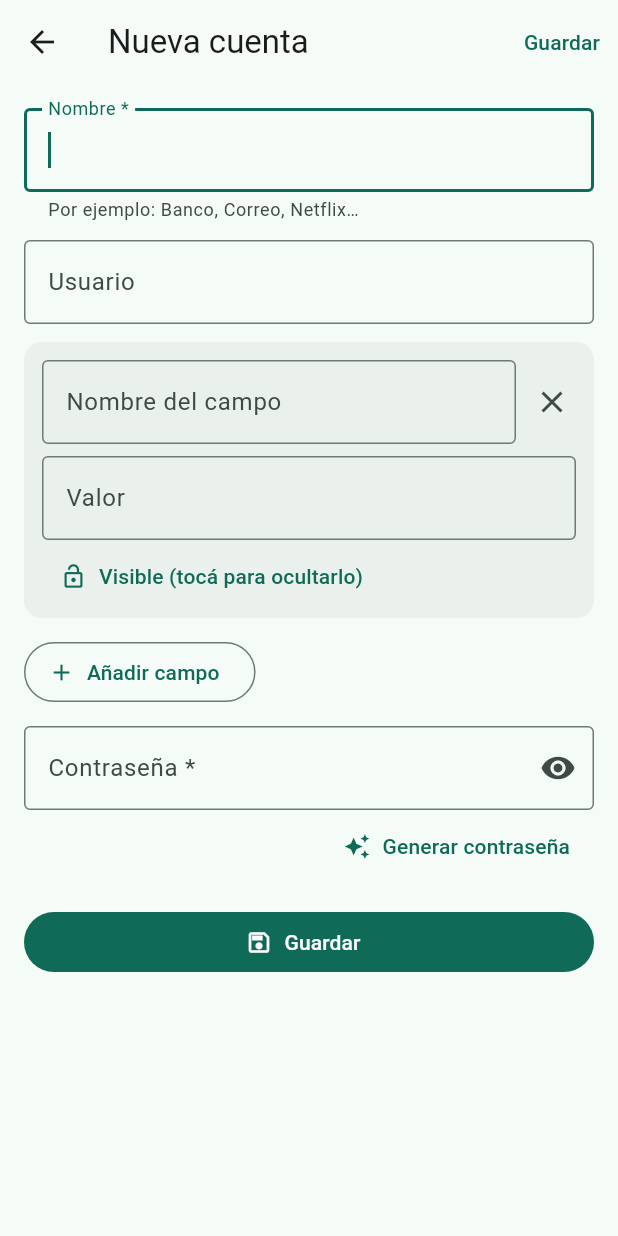
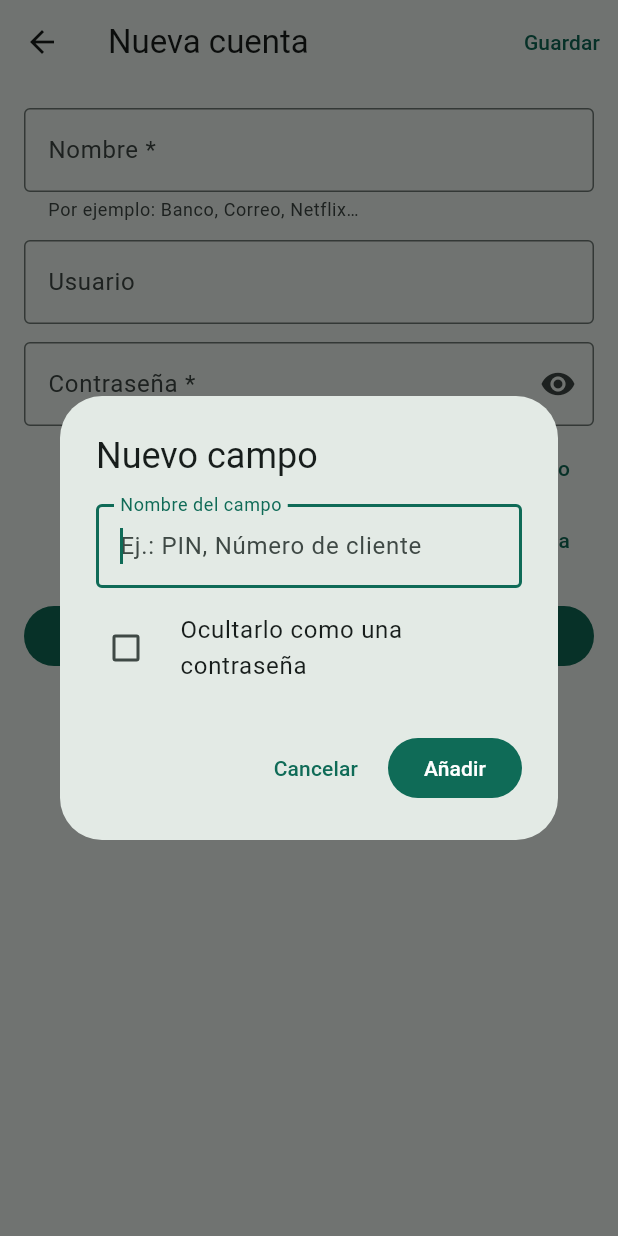
Before and after one commit to gmatiascr62/cassaforte, a Flutter app: the EntryFormScreen screen opened directly, after a tap on "Añadir campo", on a phone screen of 412 x 824 dp. Run offline on Flutter 3.47's test engine with Material 3 defaults, Android fonts, the phone set to English and light mode, and no system bars; missing offline and left inert: cryptography.

Commit message:
Añadir campo: alerta con el nombre y campo con el mismo estilo
- «Añadir campo» va a la derecha, debajo de la contraseña y encima de
  «Generar contraseña»
- Al tocarlo, una alerta pide el nombre del campo (y si se oculta como
  una contraseña); el campo aparece vacío entre el usuario y la contraseña
- Los campos extra tienen el mismo estilo que Usuario y Contraseña, con
  su nombre como etiqueta y botones para mostrar y quitar
- Quitar un campo con contenido pide confirmación

Co-Authored-By: Claude Opus 5.5 <noreply@anthropic.com>
Claude-Session: https://claude.ai/code/session_01RJKzqqSbqJniM8aHxbQbvq

```diff
--- a/lib/src/ui/screens/entry_form_screen.dart
+++ b/lib/src/ui/screens/entry_form_screen.dart
@@ -18,22 +18,18 @@ class EntryFormScreen extends StatefulWidget {
   State<EntryFormScreen> createState() => _EntryFormScreenState();
 }
 
-/// Controladores de un campo adicional.
+/// Un campo adicional: su nombre (elegido al añadirlo) y su valor.
 class _ExtraField {
-  _ExtraField({String label = '', String value = '', this.hidden = false})
-    : label = TextEditingController(text: label),
-      value = TextEditingController(text: value);
+  _ExtraField({required this.label, String value = '', this.hidden = false})
+    : value = TextEditingController(text: value);
 
   final Key key = UniqueKey();
-  final TextEditingController label;
+  final String label;
   final TextEditingController value;
-  bool hidden;
+  final bool hidden;
   bool revealed = false;
 
   void dispose() {
-    label
-      ..clear()
-      ..dispose();
     value
       ..clear()
       ..dispose();
@@ -89,9 +85,42 @@ class _EntryFormScreenState extends State<EntryFormScreen> {
     super.dispose();
   }
 
-  void _addField() {
+  /// Pide el nombre del campo y lo añade vacío, antes de la contraseña.
+  Future<void> _addField() async {
     AppScope.read(context).session.registerActivity();
-    setState(() => _extras.add(_ExtraField()));
+    final result = await showDialog<({String label, bool hidden})>(
+      context: context,
+      builder: (_) => const _NewFieldDialog(),
+    );
+    if (result == null || !mounted) return;
+    setState(
+      () =>
+          _extras.add(_ExtraField(label: result.label, hidden: result.hidden)),
+    );
+  }
+
+  Future<void> _confirmRemove(_ExtraField field) async {
+    if (field.value.text.isNotEmpty) {
+      final ok = await showDialog<bool>(
+        context: context,
+        builder: (context) => AlertDialog(
+          title: Text('¿Quitar «${field.label}»?'),
+          content: const Text('Se borrará lo que escribiste en este campo.'),
+          actions: [
+            TextButton(
+              onPressed: () => Navigator.of(context).pop(false),
+              child: const Text('Cancelar'),
+            ),
+            FilledButton(
+              onPressed: () => Navigator.of(context).pop(true),
+              child: const Text('Quitar'),
+            ),
+          ],
+        ),
+      );
+      if (ok != true || !mounted) return;
+    }
+    _removeField(field);
   }
 
   void _removeField(_ExtraField field) {
@@ -112,12 +141,8 @@ class _EntryFormScreenState extends State<EntryFormScreen> {
 
   List<CustomField> _collectFields() => [
     for (final f in _extras)
-      if (f.label.text.trim().isNotEmpty || f.value.text.isNotEmpty)
-        CustomField(
-          label: f.label.text.trim(),
-          value: f.value.text,
-          hidden: f.hidden,
-        ),
+      if (f.value.text.isNotEmpty)
+        CustomField(label: f.label, value: f.value.text, hidden: f.hidden),
   ];
 
   Future<void> _save() async {
@@ -157,71 +182,36 @@ class _EntryFormScreenState extends State<EntryFormScreen> {
     }
   }
 
+  /// Mismo estilo que «Usuario» y «Contraseña»; el nombre del campo es su
+  /// etiqueta. A la derecha: mostrar (si es oculto) y quitar.
   Widget _extraFieldEditor(_ExtraField field) {
-    final theme = Theme.of(context);
-    return Card(
+    return Padding(
       key: field.key,
-      elevation: 0,
-      margin: const EdgeInsets.only(bottom: 12),
-      color: theme.colorScheme.surfaceContainerHighest.withValues(alpha: 0.5),
-      child: Padding(
-        padding: const EdgeInsets.fromLTRB(12, 12, 4, 4),
-        child: Column(
-          crossAxisAlignment: CrossAxisAlignment.stretch,
+      padding: const EdgeInsets.only(bottom: 12),
+      child: SecureTextField(
+        controller: field.value,
+        label: field.label,
+        obscure: field.hidden && !field.revealed,
+        monospace: field.hidden && field.revealed,
+        textInputAction: TextInputAction.next,
+        suffix: Row(
+          mainAxisSize: MainAxisSize.min,
           children: [
-            Row(
-              children: [
-                Expanded(
-                  child: SecureTextField(
-                    controller: field.label,
-                    label: 'Nombre del campo',
-                    textInputAction: TextInputAction.next,
-                    validator: (v) =>
-                        (v ?? '').trim().isEmpty && field.value.text.isNotEmpty
-                        ? 'Ponele un nombre (ej.: PIN).'
-                        : null,
-                  ),
+            if (field.hidden)
+              IconButton(
+                tooltip: field.revealed
+                    ? 'Ocultar ${field.label}'
+                    : 'Mostrar ${field.label}',
+                icon: Icon(
+                  field.revealed ? Icons.visibility_off : Icons.visibility,
                 ),
-                IconButton(
-                  tooltip: 'Quitar campo',
-                  icon: const Icon(Icons.close),
-                  onPressed: () => _removeField(field),
-                ),
-              ],
-            ),
-            const SizedBox(height: 8),
-            Padding(
-              padding: const EdgeInsets.only(right: 8),
-              child: SecureTextField(
-                controller: field.value,
-                label: 'Valor',
-                obscure: field.hidden && !field.revealed,
-                textInputAction: TextInputAction.next,
-                suffix: field.hidden
-                    ? VisibilityToggle(
-                        visible: field.revealed,
-                        onChanged: (v) => setState(() => field.revealed = v),
-                      )
-                    : null,
+                onPressed: () =>
+                    setState(() => field.revealed = !field.revealed),
               ),
-            ),
-            Align(
-              alignment: Alignment.centerLeft,
-              child: TextButton.icon(
-                onPressed: () => setState(() {
-                  field.hidden = !field.hidden;
-                  field.revealed = false;
-                }),
-                icon: Icon(
-                  field.hidden ? Icons.lock_outline : Icons.lock_open_outlined,
-                  size: 18,
-                ),
-                label: Text(
-                  field.hidden
-                      ? 'Oculto como una contraseña'
-                      : 'Visible (tocá para ocultarlo)',
-                ),
-              ),
+            IconButton(
+              tooltip: 'Quitar ${field.label}',
+              icon: const Icon(Icons.close),
+              onPressed: () => _confirmRemove(field),
             ),
           ],
         ),
@@ -276,15 +266,6 @@ class _EntryFormScreenState extends State<EntryFormScreen> {
                       ),
                       const SizedBox(height: 12),
                       for (final field in _extras) _extraFieldEditor(field),
-                      Align(
-                        alignment: Alignment.centerLeft,
-                        child: OutlinedButton.icon(
-                          onPressed: _addField,
-                          icon: const Icon(Icons.add),
-                          label: const Text('Añadir campo'),
-                        ),
-                      ),
-                      const SizedBox(height: 12),
                       SecureTextField(
                         controller: _password,
                         label: 'Contraseña *',
@@ -299,12 +280,23 @@ class _EntryFormScreenState extends State<EntryFormScreen> {
                           onChanged: (v) => setState(() => _visible = v),
                         ),
                       ),
+                      const SizedBox(height: 4),
                       Align(
                         alignment: Alignment.centerRight,
-                        child: TextButton.icon(
-                          onPressed: _generate,
-                          icon: const Icon(Icons.auto_awesome),
-                          label: const Text('Generar contraseña'),
+                        child: Column(
+                          crossAxisAlignment: CrossAxisAlignment.end,
+                          children: [
+                            TextButton.icon(
+                              onPressed: _addField,
+                              icon: const Icon(Icons.add),
+                              label: const Text('Añadir campo'),
+                            ),
+                            TextButton.icon(
+                              onPressed: _generate,
+                              icon: const Icon(Icons.auto_awesome),
+                              label: const Text('Generar contraseña'),
+                            ),
+                          ],
                         ),
                       ),
                       const SizedBox(height: 16),
@@ -324,3 +316,75 @@ class _EntryFormScreenState extends State<EntryFormScreen> {
     );
   }
 }
+
+/// Alerta que pide el nombre del campo nuevo.
+class _NewFieldDialog extends StatefulWidget {
+  const _NewFieldDialog();
+
+  @override
+  State<_NewFieldDialog> createState() => _NewFieldDialogState();
+}
+
+class _NewFieldDialogState extends State<_NewFieldDialog> {
+  final _name = TextEditingController();
+  bool _hidden = false;
+  String? _error;
+
+  @override
+  void dispose() {
+    _name.dispose();
+    super.dispose();
+  }
+
+  void _submit() {
+    final name = _name.text.trim();
+    if (name.isEmpty) {
+      setState(() => _error = 'Escribí un nombre.');
+      return;
+    }
+    Navigator.of(context).pop((label: name, hidden: _hidden));
+  }
+
+  @override
+  Widget build(BuildContext context) {
+    return AlertDialog(
+      title: const Text('Nuevo campo'),
+      content: Column(
+        mainAxisSize: MainAxisSize.min,
+        crossAxisAlignment: CrossAxisAlignment.stretch,
+        children: [
+          TextField(
+            controller: _name,
+            autofocus: true,
+            autocorrect: false,
+            enableIMEPersonalizedLearning: false,
+            textCapitalization: TextCapitalization.sentences,
+            textInputAction: TextInputAction.done,
+            onSubmitted: (_) => _submit(),
+            decoration: InputDecoration(
+              labelText: 'Nombre del campo',
+              hintText: 'Ej.: PIN, Número de cliente',
+              errorText: _error,
+              border: const OutlineInputBorder(),
+            ),
+          ),
+          const SizedBox(height: 8),
+          CheckboxListTile(
+            value: _hidden,
+            onChanged: (v) => setState(() => _hidden = v ?? false),
+            contentPadding: EdgeInsets.zero,
+            controlAffinity: ListTileControlAffinity.leading,
+            title: const Text('Ocultarlo como una contraseña'),
+          ),
+        ],
+      ),
+      actions: [
+        TextButton(
+          onPressed: () => Navigator.of(context).pop(),
+          child: const Text('Cancelar'),
+        ),
+        FilledButton(onPressed: _submit, child: const Text('Añadir')),
+      ],
+    );
+  }
+}
```
Also changed, not shown: 2 other files.
